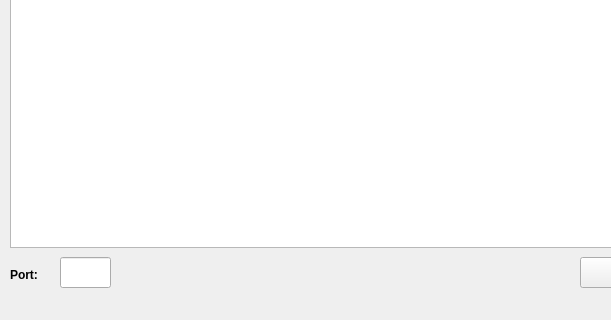
First picture: the form in RemoteInterceptionServerGui/mainwindow.ui, repository dreamhostage/Messenger, before the edit; both pictures show x 0 to 611 and y 180 to 500 of the 700 by 500 pixel window.
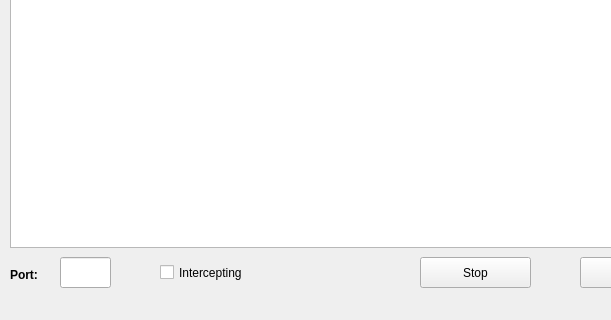
Second picture: the form after the edit.

What changed in the file:
```diff
--- a/RemoteInterceptionServerGui/mainwindow.ui
+++ b/RemoteInterceptionServerGui/mainwindow.ui
@@ -72,6 +72,32 @@
      </rect>
     </property>
    </widget>
+   <widget class="QPushButton" name="StopBut">
+    <property name="geometry">
+     <rect>
+      <x>420</x>
+      <y>420</y>
+      <width>111</width>
+      <height>31</height>
+     </rect>
+    </property>
+    <property name="text">
+     <string>Stop</string>
+    </property>
+   </widget>
+   <widget class="QCheckBox" name="checkBox">
+    <property name="geometry">
+     <rect>
+      <x>160</x>
+      <y>420</y>
+      <width>121</width>
+      <height>31</height>
+     </rect>
+    </property>
+    <property name="text">
+     <string>Intercepting</string>
+    </property>
+   </widget>
   </widget>
   <widget class="QMenuBar" name="menuBar">
    <property name="geometry">
```
